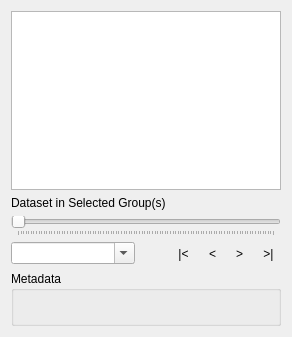
carsmie/QGIS, file src/ui/mesh/qgsmeshrendereractivedatasetwidgetbase.ui: the form before one commit.
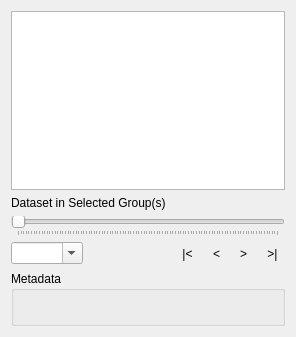
The form after the commit. Icons and pictures are not drawn. Custom widgets are drawn as their Qt base class.

Commit message: [feature] [mesh] fix #29326 Adding playback function for mesh datasets

```diff
--- a/src/ui/mesh/qgsmeshrendereractivedatasetwidgetbase.ui
+++ b/src/ui/mesh/qgsmeshrendereractivedatasetwidgetbase.ui
@@ -9,7 +9,7 @@
    <rect>
     <x>0</x>
     <y>0</y>
-    <width>292</width>
+    <width>296</width>
     <height>337</height>
    </rect>
   </property>
@@ -36,6 +36,29 @@
    </item>
    <item>
     <layout class="QGridLayout" name="mTimeLayout">
+     <item row="2" column="5">
+      <widget class="QToolButton" name="mFirstDatasetButton">
+       <property name="text">
+        <string>|&lt;</string>
+       </property>
+       <property name="autoRaise">
+        <bool>true</bool>
+       </property>
+      </widget>
+     </item>
+     <item row="1" column="0" colspan="9">
+      <widget class="QSlider" name="mDatasetSlider">
+       <property name="orientation">
+        <enum>Qt::Horizontal</enum>
+       </property>
+       <property name="tickPosition">
+        <enum>QSlider::TicksBelow</enum>
+       </property>
+       <property name="tickInterval">
+        <number>1</number>
+       </property>
+      </widget>
+     </item>
      <item row="2" column="0" colspan="2">
       <widget class="QComboBox" name="mTimeComboBox">
        <property name="editable">
@@ -46,7 +69,7 @@
        </property>
       </widget>
      </item>
-     <item row="2" column="5">
+     <item row="2" column="7">
       <widget class="QToolButton" name="mNextDatasetButton">
        <property name="text">
         <string>&gt;</string>
@@ -56,37 +79,7 @@
        </property>
       </widget>
      </item>
-     <item row="2" column="4">
-      <widget class="QToolButton" name="mPreviousDatasetButton">
-       <property name="text">
-        <string>&lt;</string>
-       </property>
-       <property name="autoRaise">
-        <bool>true</bool>
-       </property>
-      </widget>
-     </item>
-     <item row="2" column="6">
-      <widget class="QToolButton" name="mLastDatasetButton">
-       <property name="text">
-        <string>&gt;|</string>
-       </property>
-       <property name="autoRaise">
-        <bool>true</bool>
-       </property>
-      </widget>
-     </item>
      <item row="2" column="3">
-      <widget class="QToolButton" name="mFirstDatasetButton">
-       <property name="text">
-        <string>|&lt;</string>
-       </property>
-       <property name="autoRaise">
-        <bool>true</bool>
-       </property>
-      </widget>
-     </item>
-     <item row="2" column="2">
       <widget class="QToolButton" name="mTimeFormatButton">
        <property name="toolTip">
         <string>Time Format Options</string>
@@ -103,16 +96,33 @@
        </property>
       </widget>
      </item>
-     <item row="1" column="0" colspan="7">
-      <widget class="QSlider" name="mDatasetSlider">
-       <property name="orientation">
-        <enum>Qt::Horizontal</enum>
+     <item row="2" column="8">
+      <widget class="QToolButton" name="mLastDatasetButton">
+       <property name="text">
+        <string>&gt;|</string>
        </property>
-       <property name="tickPosition">
-        <enum>QSlider::TicksBelow</enum>
+       <property name="autoRaise">
+        <bool>true</bool>
        </property>
-       <property name="tickInterval">
-        <number>1</number>
+      </widget>
+     </item>
+     <item row="2" column="6">
+      <widget class="QToolButton" name="mPreviousDatasetButton">
+       <property name="text">
+        <string>&lt;</string>
+       </property>
+       <property name="autoRaise">
+        <bool>true</bool>
+       </property>
+      </widget>
+     </item>
+     <item row="2" column="4">
+      <widget class="QToolButton" name="mDatasetPlaybackButton">
+       <property name="text">
+        <string/>
+       </property>
+       <property name="autoRaise">
+        <bool>true</bool>
        </property>
       </widget>
      </item>
```
Left out of the diff: 6 changed lines with no effect on the pictures. The commit also changes 7 other files.
